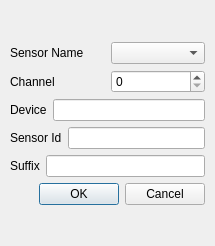
This is src/nidas/apps/config/AddSensorComboDialog.ui in NCAR/nidas as Qt 5 draws it before an edit. The edited form follows.
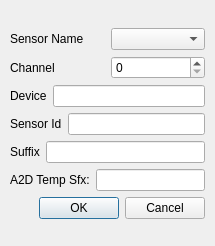
This is the edited form.

Commit message: When adding an Analog card, it needs to have an A2DTEMP variable and that variable must have a suffix to differentiate it from all the other A2DTEMP variables.

```diff
--- a/src/nidas/apps/config/AddSensorComboDialog.ui
+++ b/src/nidas/apps/config/AddSensorComboDialog.ui
@@ -144,8 +144,22 @@
      </layout>
     </item>
     <item>
-     <widget class="QDialogButtonBox" name="buttonBox" >
-      <property name="orientation" >
+     <layout class="QHBoxLayout" name="A2DTempSuffixLayout">
+      <item>
+       <widget class="QLabel" name="A2DTempSuffixLabel">
+        <property name="text">
+         <string>A2D Temp Sfx:</string>
+        </property>
+       </widget>
+      </item>
+      <item>
+       <widget class="QLineEdit" name="A2DTempSuffixText"/>
+      </item>
+     </layout>
+    </item>
+    <item>
+     <widget class="QDialogButtonBox" name="buttonBox">
+      <property name="orientation">
        <enum>Qt::Horizontal</enum>
       </property>
       <property name="standardButtons" >
```
Left out of the diff: 117 changed lines with no effect on the pictures. The commit also changes 4 other files.
